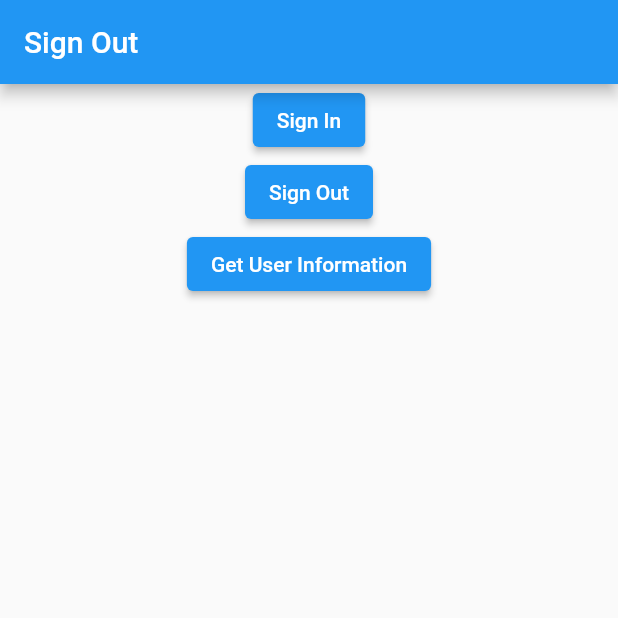
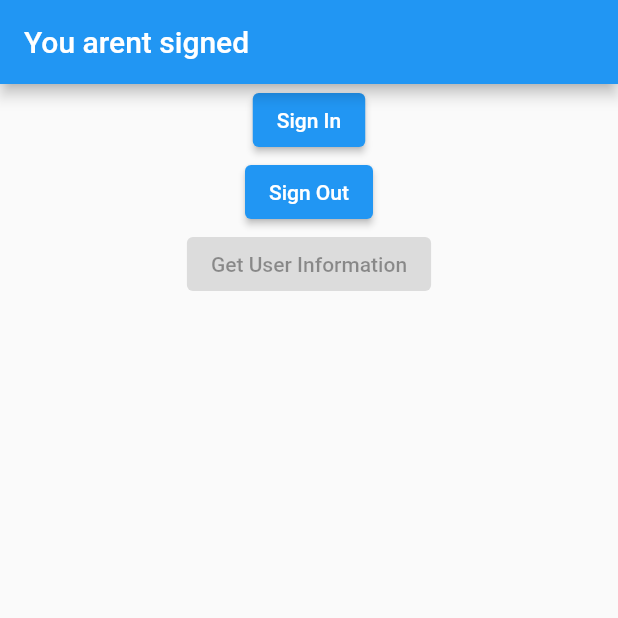
Before and after one commit to MauricioMachadoFF/manhwa_track, a Flutter app: the screen it shows after launch, after a tap on "Sign In", on a phone screen of 412 x 824 dp, the top half of it. Run offline on Flutter 3.47's test engine with Material 2 defaults, Android fonts, the phone set to English and light mode, and no system bars; our stand-ins replace firebase_auth, firebase_core, flutter_bloc, freezed_annotation, google_sign_in; accounts and stored records are empty.

Commit message:
feat: create authBloc

```diff
--- a/lib/authentication/auth.dart
+++ b/lib/authentication/auth.dart
@@ -1,88 +1,76 @@
-import 'package:firebase_auth/firebase_auth.dart';
 import 'package:flutter/material.dart';
-import 'package:google_sign_in/google_sign_in.dart';
+import 'package:flutter_bloc/flutter_bloc.dart';
+import 'package:manhwa_track/authentication/presentation/bloc/authentication_bloc.dart';
 
 class AuthPage extends StatefulWidget {
   const AuthPage({
-    required this.auth,
     super.key,
   });
-
-  final FirebaseAuth auth;
 
   @override
   State<AuthPage> createState() => _AuthPageState();
 }
 
 class _AuthPageState extends State<AuthPage> {
-  final GoogleSignIn _googleSignIn = GoogleSignIn(
-    scopes: ['email'],
-  );
+  // final GoogleSignIn _googleSignIn = GoogleSignIn(
+  //   scopes: ['email'],
+  // );
 
   @override
   Widget build(BuildContext context) {
+    return BlocProvider(
+      create: (_) => AuthBloc(),
+      child: BlocConsumer<AuthBloc, AuthState>(
+        listener: (context, state) {
+          state.whenOrNull(
+            loggedIn: (user) {
+              print('Logou Carai');
+            },
+          );
+        },
+        builder: (context, state) {
           return Scaffold(
             appBar: AppBar(
-        title: widget.auth.currentUser != null
-            ? const Text('Sign In')
-            : const Text('Sign Out'),
+              title: Text(
+                state.when(
+                  initial: () => 'You arent signed',
+                  loggedIn: (user) => 'Hello ${user.displayName}',
+                  loading: () => 'Signing you in',
+                ),
+              ),
             ),
             body: Center(
               child: Column(
                 children: [
                   ElevatedButton(
-              onPressed: () async => _signIn(),
+                    onPressed: () async => context.read<AuthBloc>().add(
+                          const AuthEvent.login(),
+                        ),
                     child: const Text('Sign In'),
                   ),
                   ElevatedButton(
-              onPressed: () async => _signOut(),
+                    onPressed: () async => context.read<AuthBloc>().add(
+                          const AuthEvent.logout(),
+                        ),
                     child: const Text('Sign Out'),
                   ),
                   ElevatedButton(
-              onPressed: () async => _getUserInformation(),
+                    onPressed: state.maybeWhen(
+                      loggedIn: (user) {
+                        print(user);
+                      },
+                      orElse: () {
+                        return null;
+                      },
+                    ),
                     child: const Text('Get User Information'),
                   ),
                 ],
               ),
             ),
           );
-  }
-
-  Future<void> _signIn() async {
-    try {
-      final googleUser = await _googleSignIn.signIn();
-      if (googleUser != null) {
-        final googleAuth = await googleUser.authentication;
-        final AuthCredential credential = GoogleAuthProvider.credential(
-          idToken: googleAuth.idToken,
-          accessToken: googleAuth.accessToken,
+        },
+      ),
     );
-        await widget.auth.signInWithCredential(credential);
-        setState(() {});
-      }
-      return;
-    } catch (e) {
-      print(e);
   }
 }
-
-  Future<void> _signOut() async {
-    try {
-      await _googleSignIn.signOut();
-      await widget.auth.signOut();
-      setState(() {});
-    } catch (e) {
-      print(e);
-    }
-  }
-
-  void _getUserInformation() {
-    final user = widget.auth.currentUser;
-    if (user != null) {
-      print(user);
-      return;
-    }
-    print('Sem usuário logado');
-    return;
-  }
-}
--- /dev/null
+++ b/lib/authentication/presentation/bloc/authentication_bloc.dart
@@ -0,0 +1,52 @@
+import 'package:firebase_auth/firebase_auth.dart';
+import 'package:flutter_bloc/flutter_bloc.dart';
+import 'package:freezed_annotation/freezed_annotation.dart';
+import 'package:google_sign_in/google_sign_in.dart';
+
+part 'authentication_state.dart';
+part 'authentication_event.dart';
+part 'authentication_bloc.freezed.dart';
+
+class AuthBloc extends Bloc<AuthEvent, AuthState> {
+  static final FirebaseAuth _auth = FirebaseAuth.instance;
+  static final GoogleSignIn _googleSignIn = GoogleSignIn(
+    scopes: ['email'],
+  );
+
+  AuthBloc() : super(const AuthState.initial()) {
+    on<AuthEvent>((event, emit) async {
+      await event.when(
+        login: () async {
+          try {
+            final googleUser = await _googleSignIn.signIn();
+            if (googleUser != null) {
+              emit(const AuthState.loading());
+              final googleAuth = await googleUser.authentication;
+              final AuthCredential credential = GoogleAuthProvider.credential(
+                idToken: googleAuth.idToken,
+                accessToken: googleAuth.accessToken,
+              );
+              await _auth.signInWithCredential(credential);
+              print(_auth.currentUser);
+              emit(AuthState.loggedIn(_auth.currentUser!));
+            }
+          } catch (e) {
+            print(e);
+            emit(const AuthState.initial());
+          }
+        },
+        logout: () async {
+          try {
+            emit(const AuthState.loading());
+            await _googleSignIn.signOut();
+            await _auth.signOut();
+            emit(const AuthState.initial());
+          } catch (e) {
+            print(e);
+            emit(const AuthState.initial());
+          }
+        },
+      );
+    });
+  }
+}
--- /dev/null
+++ b/lib/authentication/presentation/bloc/authentication_event.dart
@@ -0,0 +1,7 @@
+part of 'authentication_bloc.dart';
+
+@freezed
+class AuthEvent with _$AuthEvent {
+  const factory AuthEvent.login() = _Login;
+  const factory AuthEvent.logout() = _Logout;
+}
--- /dev/null
+++ b/lib/authentication/presentation/bloc/authentication_state.dart
@@ -0,0 +1,8 @@
+part of 'authentication_bloc.dart';
+
+@freezed
+class AuthState with _$AuthState {
+  const factory AuthState.initial() = _Initial;
+  const factory AuthState.loggedIn(User user) = _LoggedIn;
+  const factory AuthState.loading() = _Loading;
+}
--- a/lib/main.dart
+++ b/lib/main.dart
@@ -1,4 +1,3 @@
-import 'package:firebase_auth/firebase_auth.dart';
 import 'package:firebase_core/firebase_core.dart';
 import 'package:flutter/material.dart';
 import 'package:manhwa_track/authentication/auth.dart';
@@ -17,7 +16,6 @@ class MyApp extends StatefulWidget {
 }
 
 class _MyAppState extends State<MyApp> {
-  final FirebaseAuth auth = FirebaseAuth.instance;
   @override
   Widget build(BuildContext context) {
     return MaterialApp(
@@ -26,9 +24,7 @@ class _MyAppState extends State<MyApp> {
       theme: ThemeData(
         primarySwatch: Colors.blue,
       ),
-      home: AuthPage(
-        auth: auth,
-      ),
+      home: const AuthPage(),
     );
   }
 }
```
Also changed, not shown: lib/authentication/presentation/bloc/authentication_bloc.freezed.dart (added). Lines whose indentation alone changed are shown as unchanged.
